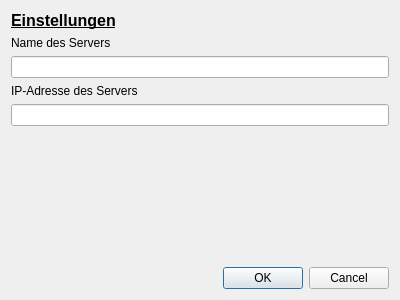
Above: PresenterSender/settingsdialog.ui from Max-sgh/PresenterSoftware before the change. Below: the same form after it.
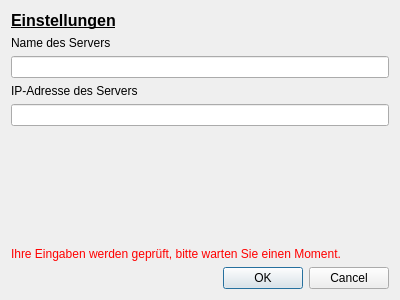
That is the form after the change.

Patch:
```diff
--- a/PresenterSender/settingsdialog.ui
+++ b/PresenterSender/settingsdialog.ui
@@ -54,6 +54,19 @@
      </property>
     </spacer>
    </item>
+   <item>
+    <widget class="QLabel" name="label_4">
+     <property name="enabled">
+      <bool>true</bool>
+     </property>
+     <property name="styleSheet">
+      <string notr="true">color: red</string>
+     </property>
+     <property name="text">
+      <string>Ihre Eingaben werden geprüft, bitte warten Sie einen Moment.</string>
+     </property>
+    </widget>
+   </item>
    <item>
     <widget class="QDialogButtonBox" name="buttonBox">
      <property name="orientation">
```
